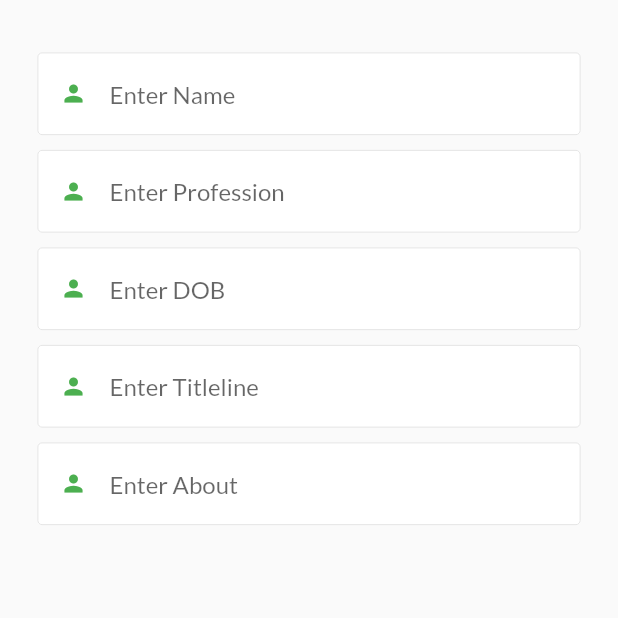
After one commit to gavindang2911/Blog-App, a Flutter app: the CreateProfileScreen screen opened directly, on a phone screen of 412 x 824 dp, the top half of it. The commit adds this screen. Run offline on Flutter 3.47's test engine with Material 2 defaults, Android fonts, the phone set to English and light mode, and no system bars; our stand-ins replace flutter_secure_storage, google_fonts, logger; accounts and stored records are empty.

Commit message:
Added profile screen

```diff
--- a/BlogApp/lib/Common/Input_Field.dart
+++ b/BlogApp/lib/Common/Input_Field.dart
@@ -9,6 +9,7 @@ class InputFormCommon extends StatelessWidget {
   final Function onTapHiddenPassword;
   final String errorText;
   final bool hasErrorText;
+  final Icon icon;
 
   const InputFormCommon(
       {Key key,
@@ -19,7 +20,8 @@ class InputFormCommon extends StatelessWidget {
       this.isPassword,
       this.onTapHiddenPassword,
       this.errorText,
-      this.hasErrorText})
+      this.hasErrorText,
+      this.icon})
       : super(key: key);
 
   @override
@@ -27,6 +29,7 @@ class InputFormCommon extends StatelessWidget {
     return TextFormField(
       decoration: InputDecoration(
         errorText: hasErrorText != null ? errorText : null,
+        prefixIcon: icon != null ? icon : null,
         suffixIcon: isPassword != null
             ? IconButton(
                 icon:
--- a/BlogApp/lib/Pages/HomePage.dart
+++ b/BlogApp/lib/Pages/HomePage.dart
@@ -1,5 +1,5 @@
 import 'package:BlogApp/Screen/HomeScreen.dart';
-import 'package:BlogApp/Screen/ProfileScreen,.dart';
+import 'package:BlogApp/Screen/ProfileScreen.dart';
 import 'package:flutter/material.dart';
 
 class HomePage extends StatefulWidget {
--- /dev/null
+++ b/BlogApp/lib/Screen/CreateProfileScreen.dart
@@ -0,0 +1,91 @@
+import 'package:BlogApp/Common/Input_Field.dart';
+import 'package:flutter/material.dart';
+
+class CreateProfileScreen extends StatefulWidget {
+  @override
+  _CreateProfileScreenState createState() => _CreateProfileScreenState();
+}
+
+class _CreateProfileScreenState extends State<CreateProfileScreen> {
+  final GlobalKey<FormState> _key = GlobalKey<FormState>();
+  TextEditingController _nameController;
+  TextEditingController _professionController;
+  TextEditingController _dobController;
+  TextEditingController _titlelineController;
+  TextEditingController _aboutController;
+
+  @override
+  Widget build(BuildContext context) {
+    return Scaffold(
+      body: Padding(
+        padding: EdgeInsets.only(left: 25, right: 25, bottom: 20, top: 35),
+        child: Form(
+            key: _key,
+            child: ListView(
+              children: <Widget>[
+                InputFormCommon(
+                  validator: null,
+                  controller: _nameController,
+                  hintText: "Enter Name",
+                  icon: Icon(
+                    Icons.person,
+                    color: Colors.green,
+                  ),
+                ),
+                SizedBox(
+                  height: 10,
+                ),
+                InputFormCommon(
+                  validator: null,
+                  controller: _professionController,
+                  hintText: "Enter Profession",
+                  icon: Icon(
+                    Icons.person,
+                    color: Colors.green,
+                  ),
+                ),
+                SizedBox(
+                  height: 10,
+                ),
+                InputFormCommon(
+                  validator: null,
+                  controller: _dobController,
+                  hintText: "Enter DOB",
+                  icon: Icon(
+                    Icons.person,
+                    color: Colors.green,
+                  ),
+                ),
+                SizedBox(
+                  height: 10,
+                ),
+                InputFormCommon(
+                  validator: null,
+                  controller: _titlelineController,
+                  hintText: "Enter Titleline",
+                  icon: Icon(
+                    Icons.person,
+                    color: Colors.green,
+                  ),
+                ),
+                SizedBox(
+                  height: 10,
+                ),
+                InputFormCommon(
+                  validator: null,
+                  controller: _aboutController,
+                  hintText: "Enter About",
+                  icon: Icon(
+                    Icons.person,
+                    color: Colors.green,
+                  ),
+                ),
+                SizedBox(
+                  height: 10,
+                ),
+              ],
+            )),
+      ),
+    );
+  }
+}
```
Also changed, not shown: BlogApp/lib/Screen/ProfileScreen.dart (renamed from BlogApp/lib/Screen/ProfileScreen,.dart).
